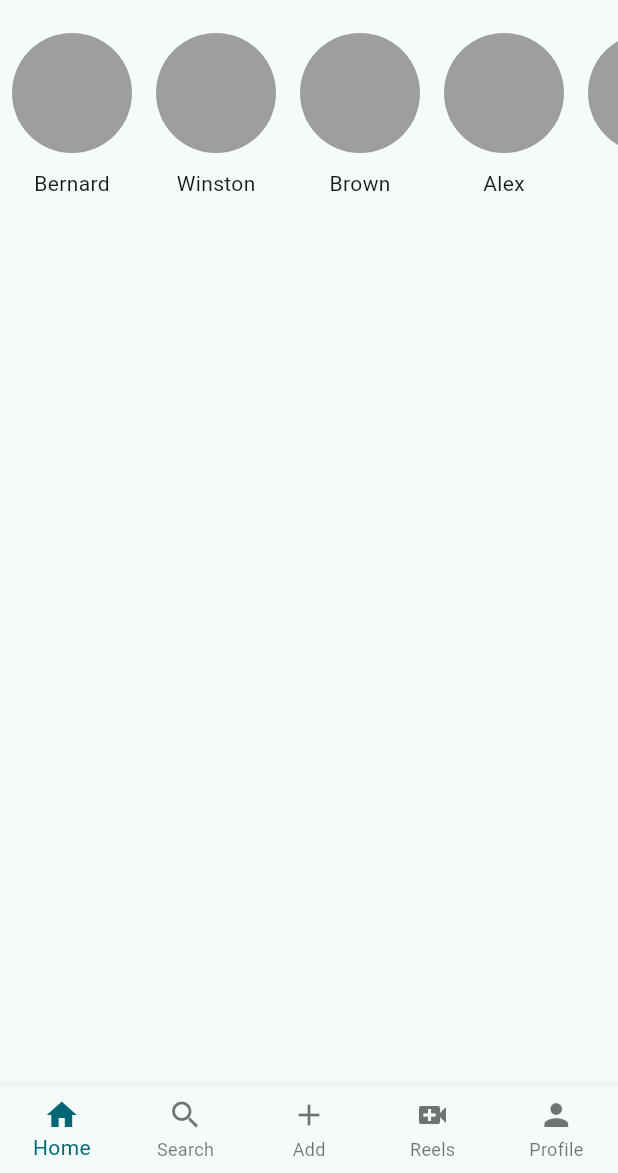
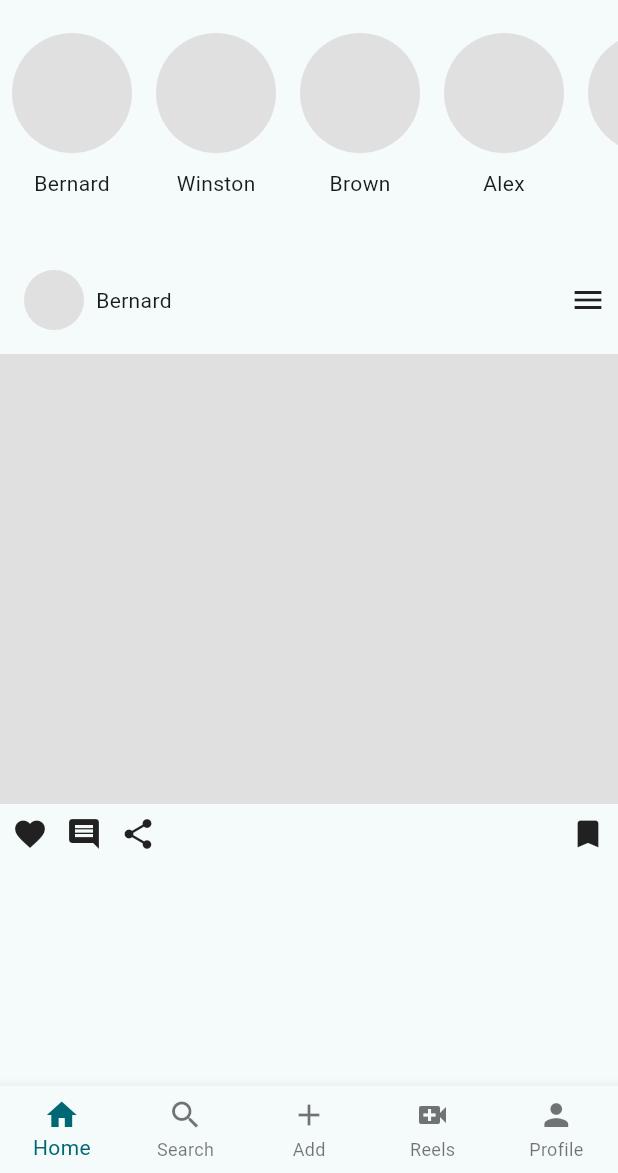
Before and after one commit to realino98/flutter_instagram_ui, a Flutter app: the screen it shows after launch, on a phone screen of 412 x 824 dp, the part 63-1236 px from its top. Run offline on Flutter 3.47's test engine with Material 2 defaults, Android fonts, the phone set to English and light mode, and no system bars.

Commit message:
BR : Added User Posts

```diff
--- a/lib/userhome.dart
+++ b/lib/userhome.dart
@@ -1,5 +1,6 @@
 import 'package:flutter/material.dart';
 import 'package:social_media/util/bubble_stories.dart';
+import 'package:social_media/util/user_posts.dart';
 
 class UserHome extends StatelessWidget {
   UserHome({super.key});
@@ -52,6 +53,9 @@ class UserHome extends StatelessWidget {
             ),
           ),
           //Feeds
+          UserPosts(
+            name: "Bernard",
+          ),
         ],
       ),
     );
--- a/lib/util/bubble_stories.dart
+++ b/lib/util/bubble_stories.dart
@@ -14,9 +14,9 @@ class BubbleStories extends StatelessWidget {
           Container(
             height: 80,
             width: 80,
-            decoration: const BoxDecoration(
+            decoration: BoxDecoration(
               shape: BoxShape.circle,
-              color: Colors.grey,
+              color: Colors.grey[300],
             ),
           ),
           SizedBox(
--- /dev/null
+++ b/lib/util/user_posts.dart
@@ -0,0 +1,62 @@
+import 'package:flutter/material.dart';
+
+class UserPosts extends StatelessWidget {
+  const UserPosts({super.key, required this.name});
+  final String name;
+
+  @override
+  Widget build(BuildContext context) {
+    return Column(
+      children: [
+        Padding(
+          padding: const EdgeInsets.all(8.0),
+          child: Row(
+            mainAxisAlignment: MainAxisAlignment.spaceBetween,
+            children: [
+              Row(
+                children: [
+                  Padding(
+                    padding: const EdgeInsets.all(8.0),
+                    child: Container(
+                      height: 40,
+                      width: 40,
+                      decoration: BoxDecoration(
+                        shape: BoxShape.circle,
+                        color: Colors.grey[300],
+                      ),
+                    ),
+                  ),
+                  Text(name),
+                ],
+              ),
+              Icon(Icons.menu),
+            ],
+          ),
+        ),
+        Container(
+          height: 300,
+          color: Colors.grey[300],
+        ),
+        const Padding(
+          padding: EdgeInsets.all(8.0),
+          child: Row(
+            mainAxisAlignment: MainAxisAlignment.spaceBetween,
+            children: [
+              Row(
+                children: [
+                  Icon(Icons.favorite),
+                  Padding(
+                    padding: EdgeInsets.symmetric(horizontal: 12.0),
+                    child: Icon(Icons.comment),
+                  ),
+                  Icon(Icons.share),
+                ],
+              ),
+              Icon(Icons.bookmark),
+            ],
+          ),
+        )
+      ],
+    );
+  }
+}
```
